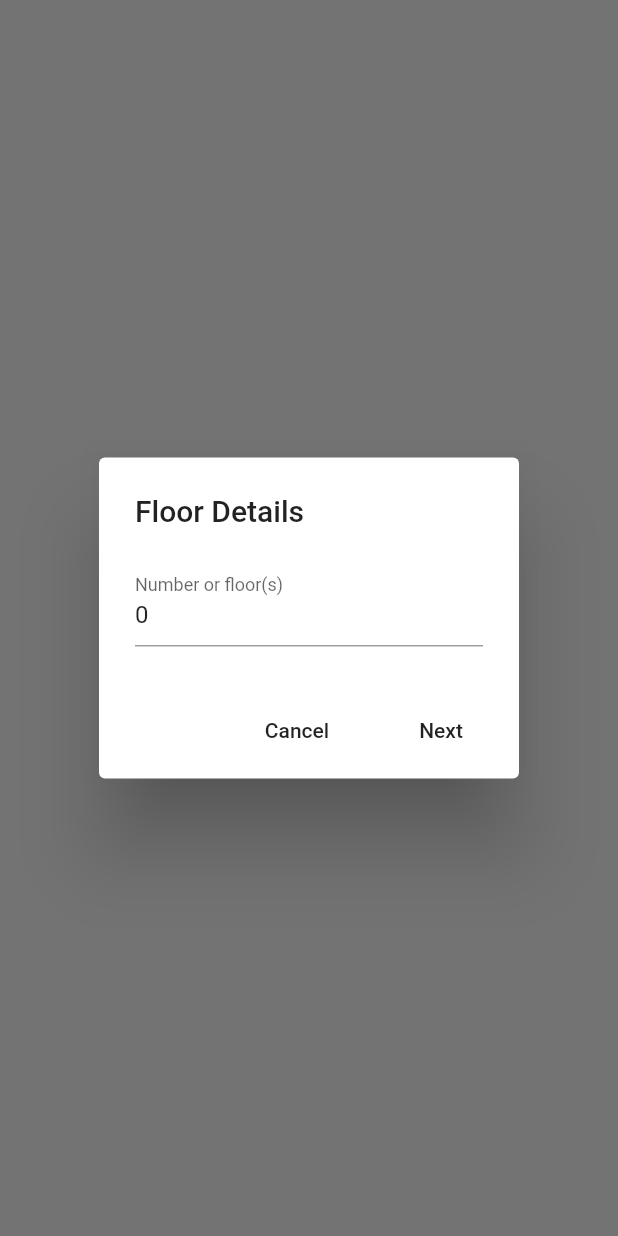
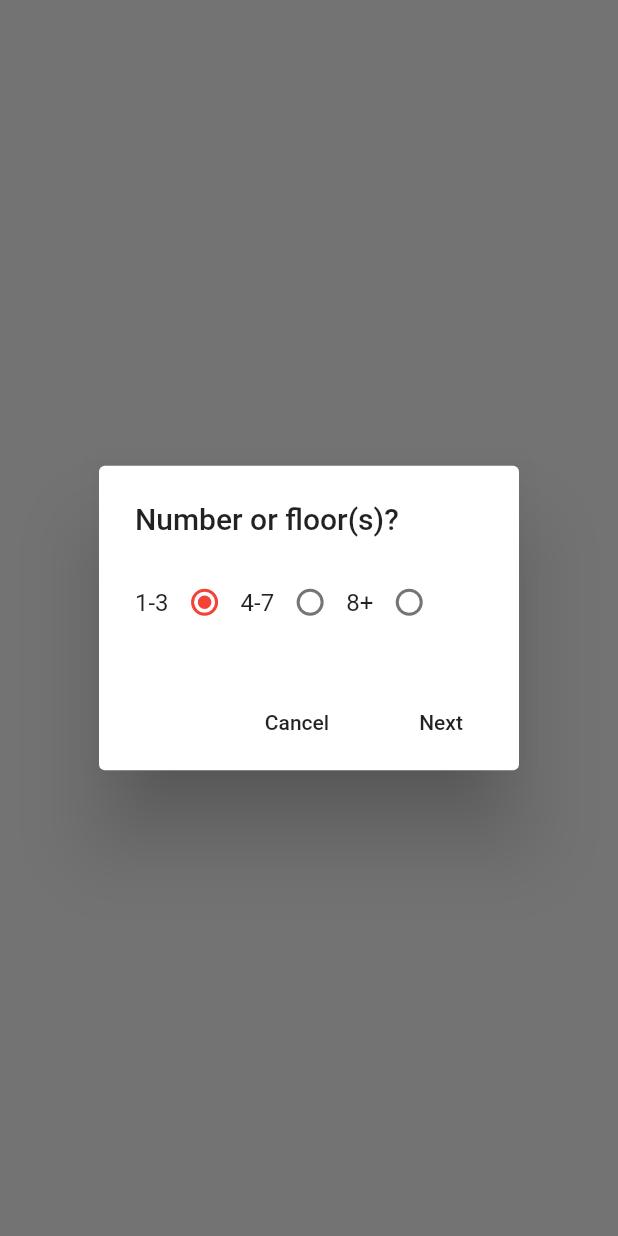
Before and after one commit to gyagapen/nation_inov_chal, a Flutter app: what showFloorNumberDialog() shows on an empty page, opened directly with empty values, on a phone screen of 412 x 824 dp. Run offline on Flutter 3.47's test engine with Material 2 defaults, Android fonts, the light colour scheme and no system bars; our stand-ins replace camera, device_info, fluttertoast, location, shared_preferences; missing offline and left inert: access_settings_menu, map_view, progress_hud; accounts and stored records are empty; network calls fail; statements that could not run were skipped.

Commit message:
flow impl

```diff
--- a/lib/main.dart
+++ b/lib/main.dart
@@ -18,6 +18,8 @@ Future<void> main() async {
   }).catchError((e)
   {
     print("Camera not initialized: "+e.toString());
+    cameraController.dispose();
+    cameraController.initialize();
   });
   runApp(new MyApp());
 }
--- a/lib/models/witness_details.dart
+++ b/lib/models/witness_details.dart
@@ -2,7 +2,7 @@ class WitnessDetails{
 
   String impactType = "";
   String buildingType = "";
-  int noOfFloors = 0;
+  String noOfFloors = "0-3";
   bool isSAMUNeeded = false;
   bool isAPersonTrapped = false;
   String videoPath = "";
--- a/lib/witness/capture_details_flow/building_type.dart
+++ b/lib/witness/capture_details_flow/building_type.dart
@@ -15,11 +15,10 @@ Future<Null> showBuildingTypeDialog(WitnessDetails witnessDetails,
     builder: (BuildContext context) {
 
       return new AlertDialog(
-        title: new Text('Building Type'),
+        title: new Text('Building type?'),
         content: new SingleChildScrollView(
                     child: new ListBody(
             children: <Widget>[
-              new Text('Please select the building type'),
               BuildingTypeDialogContent(witnessDetails: witnessDetails,),
             ],
           ),
--- a/lib/witness/capture_details_flow/floor_number.dart
+++ b/lib/witness/capture_details_flow/floor_number.dart
@@ -16,7 +16,7 @@ Future<Null> showFloorNumberDialog(WitnessDetails witnessDetails,
     builder: (BuildContext context) {
 
       return new AlertDialog(
-        title: new Text('Floor Details'),
+        title: new Text('Number or floor(s)?'),
         content: new SingleChildScrollView(
           child: new ListBody(
             children: <Widget>[
@@ -59,62 +59,46 @@ class FloorNumberContent extends StatefulWidget {
 
 class _FloorNumberContentState extends State<FloorNumberContent> {
 
+  String _radioValue = "1-3";
+
+  void _handleRadioValueChange(String value) {
+      setState(() {
+        _radioValue = value;
+        widget.witnessDetails.noOfFloors = _radioValue;
+      });
+  }
 
   @override
   void initState(){
     super.initState();
+    widget.witnessDetails.noOfFloors = _radioValue;
   }
 
+
   @override
-  /*Widget build(BuildContext context) {
-   return new Form(
-      key: widget.formKey,
-      child: new Column(
-        children: [
-          new Container(
-            margin: new EdgeInsets.fromLTRB(20.0, 5.0, 5.0, 15.0),
-            child: new TextFormField(
-              validator: (value) {
-                if (value.isEmpty) {
-                  return 'Please enter some text';
-                }
-                if(!isNumeric(value))
-                {
-                  return 'Please enter a numeric value';
-                }
-              },
-              initialValue: "0",
-              onSaved: (val) => widget.witnessDetails.noOfFloors = int.parse(val),
-              keyboardType: TextInputType.number,
-              decoration: new InputDecoration(
-                hintText: '',
-                hintStyle: new TextStyle(fontStyle: FontStyle.italic),
-                labelText: 'Number or floors',
-                labelStyle: new TextStyle(fontSize: 20.0),
-              ),
-            ),
-          ),
-          ],
-      ),
+  Widget build(BuildContext context) {
+   return new Row(
+                children: <Widget>[
+                  new Text('1-3'),
+                  new Radio(
+                    value: "1-3",
+                    groupValue: _radioValue,
+                    onChanged: _handleRadioValueChange,
+                  ),
+                  new Text('4-7'),
+                  new Radio(
+                    value: "4-7",
+                    groupValue: _radioValue,
+                    onChanged: _handleRadioValueChange,
+                  ),
+                  new Text('8+'),
+                  new Radio(
+                    value: "8+",
+                    groupValue: _radioValue,
+                    onChanged: _handleRadioValueChange,
+                  )
+                ],
+              );
+  }
 
-      );
-  }*/
-
-  Widget build(BuildContext context) {
-      return  new Column(
-        mainAxisAlignment: MainAxisAlignment.center,
-        children: <Widget>[
-          new TextFormField(
-            decoration: new InputDecoration(labelText: "Number or floor(s)"),
-            initialValue: "0",
-            keyboardType: TextInputType.number,
-            onSaved: (newValue) {
-        setState(() {
-          widget.witnessDetails.noOfFloors = int.parse(newValue);
-        });
-      },
-          ),
-        ],
-      );
-  }
 }
--- a/lib/witness/capture_details_flow/sinister_type.dart
+++ b/lib/witness/capture_details_flow/sinister_type.dart
@@ -17,11 +17,10 @@ Future<Null> showSinisterTypeDialog(WitnessDetails witnessDetails,
 
 
       return new AlertDialog(
-        title: new Text('Sinister Details'),
+        title: new Text('Sinister Type?'),
         content: new SingleChildScrollView(
           child: new ListBody(
             children: <Widget>[
-              new Text('Please select the sinister type'),
               new SinisterDialogContent(witnessDetails: witnessDetails,),
             ],
           ),
```
Also changed, not shown: lib/witness/capture_details_flow/person_trapped.dart (+59 -29 lines), lib/witness/capture_details_flow/samu_need.dart (+59 -29 lines), lib/witness/capture_details_flow/video_capture.dart (+59 -31 lines).
